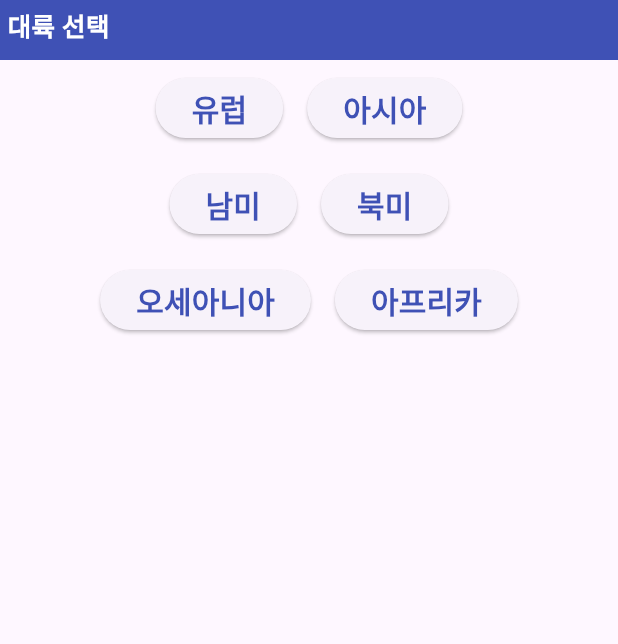
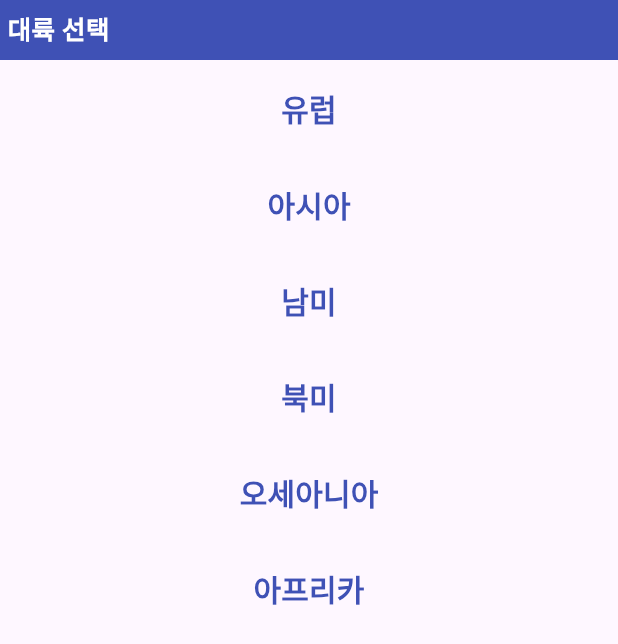
Before and after one commit to LeeIssacBK/Football-Schedule-App, a Flutter app: the Search screen opened directly, on a phone screen of 412 x 824 dp. Shown: the top 644 px of the screen. Run offline on Flutter 3.47's test engine with Material 3 defaults, Android fonts, the phone set to English and light mode, and no system bars; our stand-ins replace fluttertoast; missing offline and left inert: kakao_flutter_sdk; network calls fail.

Commit message:
add step2 countries

```diff
--- a/lib/dto/fixture.dart
+++ b/lib/dto/fixture.dart
@@ -41,4 +41,5 @@ class Fixture {
       matchResult: json['matchResult'],
     );
   }
+
 }
--- /dev/null
+++ b/lib/dto/league.dart
@@ -0,0 +1,25 @@
+import 'package:json_annotation/json_annotation.dart';
+
+@JsonSerializable()
+class League {
+
+  final int apiId;
+  final String name;
+  final String logo;
+  final String type;
+
+  League({required this.apiId,
+  required this.name,
+  required this.logo,
+  required this.type,
+  });
+
+  factory League.fromJson(Map<dynamic, dynamic> json) {
+    return League(
+        apiId: json['apiId'],
+        name: json['name'],
+        logo: json['logo'],
+        type: json['type']);
+  }
+
+}
--- a/lib/global.dart
+++ b/lib/global.dart
@@ -4,9 +4,9 @@ import 'api/apiUser.dart';
 import 'package:http/http.dart' as http;
 
 const String baseUrl = 'http://192.168.45.5:8090';
-final Map<String, String> baseHeader = {};
 late Auth auth;
 late ApiUser user;
+Map<String, String> baseHeader = {};
 
 void reissueToken() async {
   baseHeader['RefreshToken'] = auth.refreshToken;
--- a/lib/search.dart
+++ b/lib/search.dart
@@ -1,9 +1,10 @@
+import 'dart:convert';
+
 import 'package:flutter/material.dart';
-import 'package:flutter_svg/svg.dart';
-import 'dart:convert';
 import 'package:http/http.dart' as http;
 
 import 'dto/country.dart';
+import 'dto/league.dart';
 import 'global.dart';
 
 class Search extends StatefulWidget {
@@ -16,6 +17,7 @@ class _SearchState extends State<Search> {
   String stepDescription = '대륙';
   late List<Country> countries;
   late Continent continent;
+  late List<League> leagues;
 
   @override
   void initState() {
@@ -41,6 +43,23 @@ class _SearchState extends State<Search> {
     });
   }
 
+  void backPage(Step step) {
+    setState(() {
+      if (Step.second == step) {
+        stepDescription = '대륙';
+        stepHandle = Step.first;
+      }
+      if (Step.third == step) {
+        stepDescription = '국가';
+        stepHandle = Step.second;
+      }
+      if (Step.fourth == step) {
+        stepDescription = '리그';
+        stepHandle = Step.third;
+      }
+    });
+  }
+
   @override
   Widget build(BuildContext context) {
     return Scaffold(
@@ -50,15 +69,29 @@ class _SearchState extends State<Search> {
             mainAxisAlignment: MainAxisAlignment.center,
             children: [
               Container(
-                  padding: const EdgeInsets.all(5.0),
+                padding:
+                    stepHandle == Step.first ? const EdgeInsets.all(5.0) : null,
                 height: 40.0,
                 width: double.infinity,
                 color: Colors.indigo,
-                  child: Text('$stepDescription 선택',
+                child: Row(
+                  children: [
+                    if (stepHandle != Step.first)
+                      IconButton(
+                          onPressed: () {
+                            backPage(stepHandle);
+                          },
+                          icon: const Icon(
+                            Icons.arrow_back_ios_new,
+                            color: Colors.white,
+                          )),
+                    Text('$stepDescription 선택',
                         style: const TextStyle(
                             color: Colors.white,
                             fontSize: 17.0,
                             fontWeight: FontWeight.bold)),
+                  ],
+                ),
               ),
               Container(child: getStep(stepHandle)),
             ],
@@ -95,12 +128,9 @@ class _SearchState extends State<Search> {
   Widget getStep1() {
     return Column(
       children: [
-        Row(
-          mainAxisAlignment: MainAxisAlignment.center,
-          children: [
         Padding(
           padding: const EdgeInsets.all(8.0),
-              child: ElevatedButton(
+          child: TextButton(
               onPressed: () {
                 continent = Continent.europe;
                 movePage(Step.second);
@@ -115,7 +145,7 @@ class _SearchState extends State<Search> {
         ),
         Padding(
           padding: const EdgeInsets.all(8.0),
-              child: ElevatedButton(
+          child: TextButton(
               onPressed: () {
                 continent = Continent.asia;
                 movePage(Step.second);
@@ -128,14 +158,9 @@ class _SearchState extends State<Search> {
                     fontWeight: FontWeight.bold),
               )),
         ),
-          ],
-        ),
-        Row(
-          mainAxisAlignment: MainAxisAlignment.center,
-          children: [
         Padding(
           padding: const EdgeInsets.all(8.0),
-              child: ElevatedButton(
+          child: TextButton(
               onPressed: () {
                 continent = Continent.southAmerica;
                 movePage(Step.second);
@@ -150,7 +175,7 @@ class _SearchState extends State<Search> {
         ),
         Padding(
           padding: const EdgeInsets.all(8.0),
-              child: ElevatedButton(
+          child: TextButton(
               onPressed: () {
                 continent = Continent.northAmerica;
                 movePage(Step.second);
@@ -163,14 +188,9 @@ class _SearchState extends State<Search> {
                     fontWeight: FontWeight.bold),
               )),
         ),
-          ],
-        ),
-        Row(
-          mainAxisAlignment: MainAxisAlignment.center,
-          children: [
         Padding(
           padding: const EdgeInsets.all(8.0),
-              child: ElevatedButton(
+          child: TextButton(
               onPressed: () {
                 continent = Continent.oceania;
                 movePage(Step.second);
@@ -185,7 +205,7 @@ class _SearchState extends State<Search> {
         ),
         Padding(
           padding: const EdgeInsets.all(8.0),
-              child: ElevatedButton(
+          child: TextButton(
               onPressed: () {
                 continent = Continent.africa;
                 movePage(Step.second);
@@ -199,28 +219,41 @@ class _SearchState extends State<Search> {
               )),
         ),
       ],
-        ),
-      ],
     );
   }
 
   Widget getStep2() {
     return Column(
-      mainAxisSize: MainAxisSize.min,
-      children: countries.isNotEmpty ?
-          countries.where((country) => country.continent == continent).map((country) {
+      children: countries.isNotEmpty
+          ? countries
+              .where((country) => country.continent == continent)
+              .map((country) {
               try {
-              return Row(
-                  children: [
-                    TextButton(onPressed: (){}, child: Text(country.krName),)
-                  ]
-              );
-            } catch(e) {
+                return Column(children: [
+                  TextButton(
+                    onPressed: () {},
+                    style: const ButtonStyle(
+                      alignment: Alignment.centerLeft,
+                    ),
+                    child: Text(
+                      country.krName,
+                      style: const TextStyle(
+                          color: Colors.indigo,
+                          fontSize: 20.0,
+                          fontWeight: FontWeight.bold),
+                    ),
+                  )
+                ]);
+              } catch (e) {
                 return const Row();
               }
-          }).toList() : [Container()]
-      ,
+            }).toList()
+          : [Container()],
     );
+  }
+
+  Widget getStep3() {
+    return Column();
   }
 }
 
```
Also changed, not shown: lib/home.dart (+5 -2 lines). Lines whose indentation alone changed are shown as unchanged.
